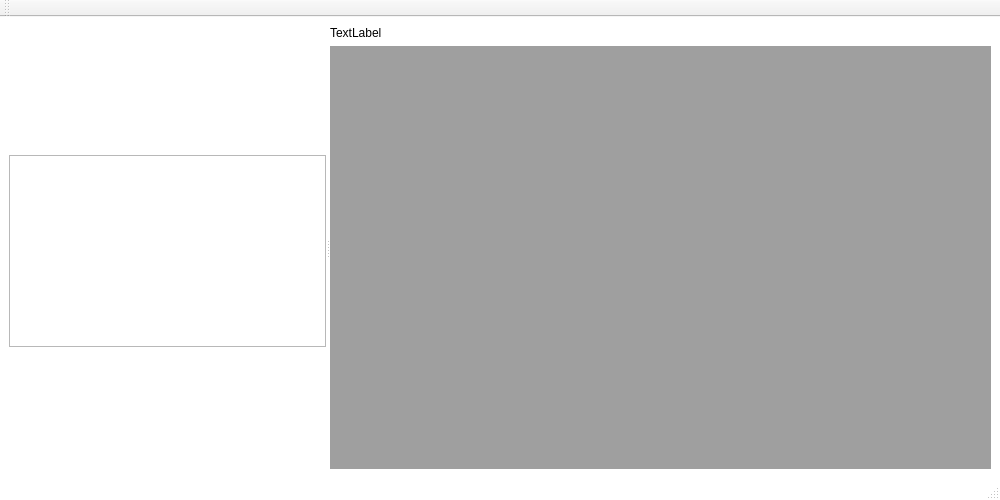
Above: GUI/MainWindow.ui from PaulDebus/vis_project before the change. Below: the same form after it.
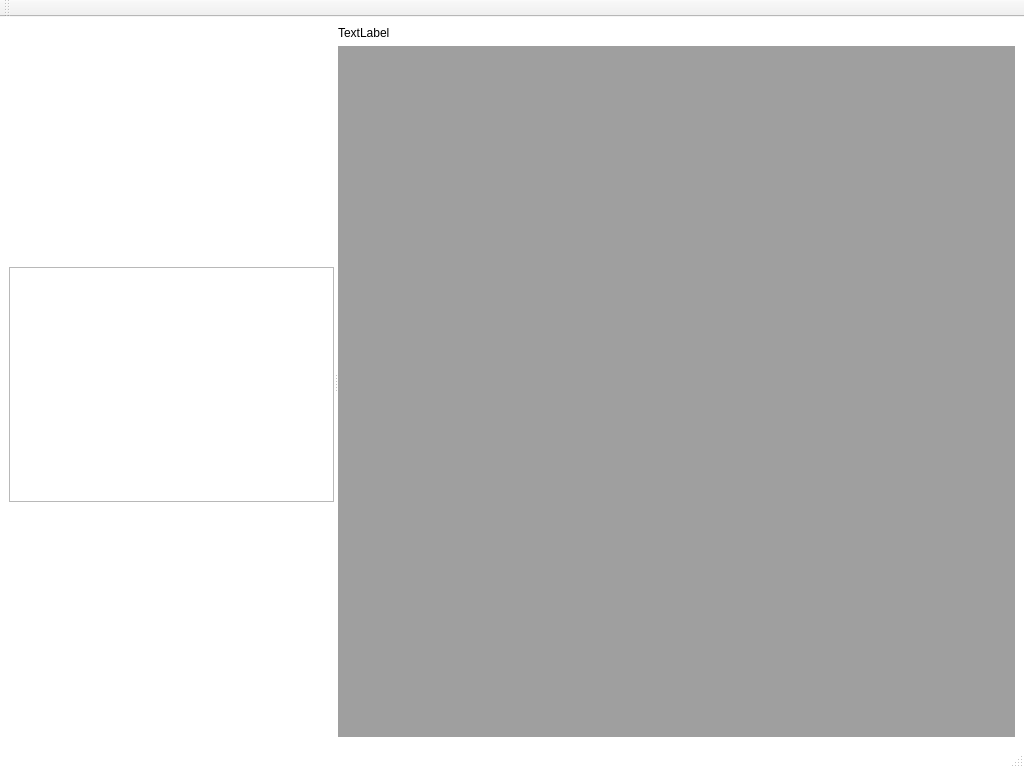
That is the form after the change.

What changed in the file:
```diff
--- a/GUI/MainWindow.ui
+++ b/GUI/MainWindow.ui
@@ -6,14 +6,20 @@
    <rect>
     <x>0</x>
     <y>0</y>
-    <width>1000</width>
-    <height>500</height>
+    <width>1024</width>
+    <height>768</height>
    </rect>
   </property>
   <property name="maximumSize">
    <size>
-    <width>1000</width>
-    <height>500</height>
+    <width>16777215</width>
+    <height>16777215</height>
+   </size>
+  </property>
+  <property name="baseSize">
+   <size>
+    <width>0</width>
+    <height>0</height>
    </size>
   </property>
   <property name="windowTitle">
@@ -46,8 +52,14 @@
       </property>
       <property name="maximumSize">
        <size>
-        <width>1000</width>
-        <height>1000</height>
+        <width>16777215</width>
+        <height>16777215</height>
+       </size>
+      </property>
+      <property name="baseSize">
+       <size>
+        <width>0</width>
+        <height>0</height>
        </size>
       </property>
       <property name="orientation">
@@ -63,10 +75,16 @@
             <verstretch>0</verstretch>
            </sizepolicy>
           </property>
+          <property name="minimumSize">
+           <size>
+            <width>200</width>
+            <height>200</height>
+           </size>
+          </property>
           <property name="maximumSize">
            <size>
             <width>800</width>
-            <height>2000</height>
+            <height>800</height>
            </size>
           </property>
          </widget>
@@ -76,7 +94,13 @@
           <property name="minimumSize">
            <size>
             <width>200</width>
-            <height>0</height>
+            <height>100</height>
+           </size>
+          </property>
+          <property name="maximumSize">
+           <size>
+            <width>750</width>
+            <height>16777215</height>
            </size>
           </property>
          </widget>
```
Left out of the diff: 5 changed lines with no effect on the pictures.
